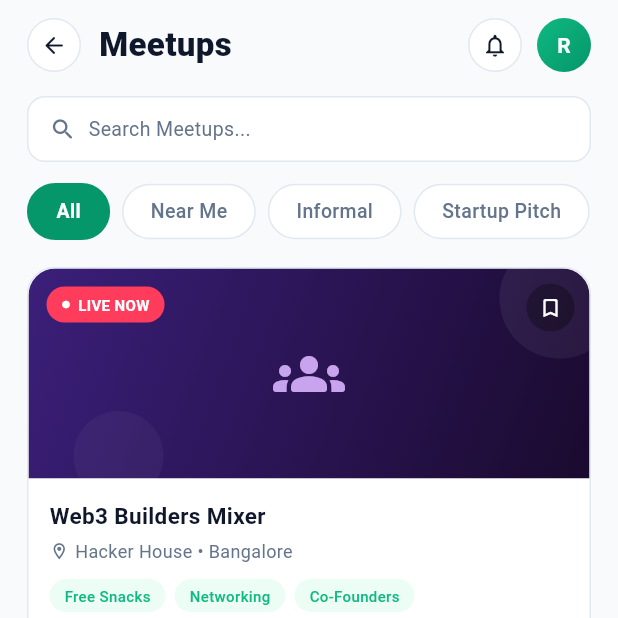
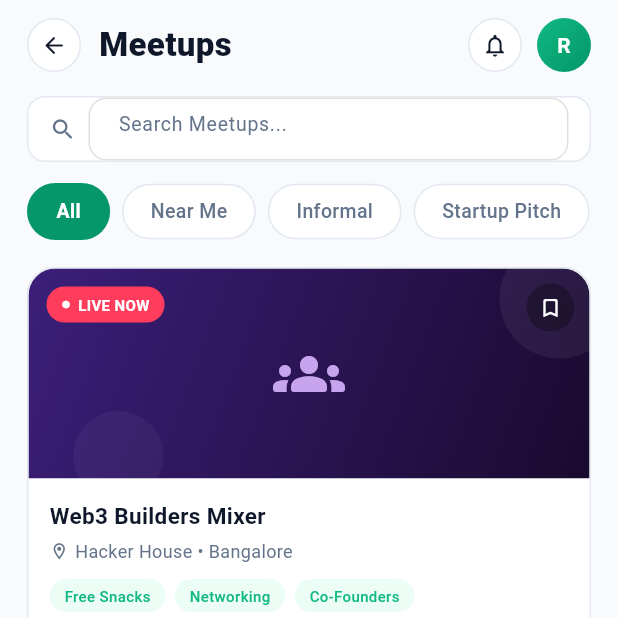
Before and after one commit to DharaneshKumar-Nexarats/Collabster, a Flutter app: the MeetupsScreen screen opened directly, on a phone screen of 412 x 824 dp, the top half of it. Run offline on Flutter 3.47's test engine with Material 3 defaults, Android fonts, the phone set to English and light mode, and no system bars; our stand-ins replace file_picker, flutter_riverpod, image_picker, permission_handler, shared_preferences; accounts and stored records are empty; network calls fail.

Commit message:
feat(events): Standardize all search bars to plain white styled textfields with local filtering

```diff
--- a/lib/features/event/view/screens/events/meetups_screen.dart
+++ b/lib/features/event/view/screens/events/meetups_screen.dart
@@ -26,8 +26,15 @@ class MeetupsScreen extends ConsumerStatefulWidget {
 }
 
 class _MeetupsScreenState extends ConsumerState<MeetupsScreen> {
+  final _searchController = TextEditingController();
   int _selectedFilterIndex = 0;
   int _bottomNavIndex = 0;
+
+  @override
+  void dispose() {
+    _searchController.dispose();
+    super.dispose();
+  }
 
   final List<String> _filters = ['All', 'Near Me', 'Informal', 'Startup Pitch'];
 
@@ -87,6 +94,12 @@ class _MeetupsScreenState extends ConsumerState<MeetupsScreen> {
 
   @override
   Widget build(BuildContext context) {
+    final query = _searchController.text.toLowerCase();
+    final filteredMeetups = _meetups.where((m) {
+      final title = (m['title'] as String).toLowerCase();
+      return title.contains(query);
+    }).toList();
+
     return Scaffold(
       backgroundColor: _bg,
       body: SafeArea(
@@ -105,7 +118,7 @@ class _MeetupsScreenState extends ConsumerState<MeetupsScreen> {
                     const SizedBox(height: 14),
                     _buildFilterChips(),
                     const SizedBox(height: 18),
-                    ..._meetups.map((m) => _buildMeetupCard(context, m)),
+                    ...filteredMeetups.map((m) => _buildMeetupCard(context, m)),
                     const SizedBox(height: 20),
                     _buildViewAllButton(),
                     const SizedBox(height: 20),
@@ -180,11 +193,23 @@ class _MeetupsScreenState extends ConsumerState<MeetupsScreen> {
         borderRadius: BorderRadius.circular(12),
         border: Border.all(color: _borderColor),
       ),
-      child: const Row(
+      child: Row(
         children: [
-          Icon(Icons.search_rounded, color: _textSecondary, size: 18),
-          SizedBox(width: 8),
-          Text('Search Meetups...', style: TextStyle(color: _textSecondary, fontSize: 13)),
+          const Icon(Icons.search_rounded, color: _textSecondary, size: 18),
+          const SizedBox(width: 8),
+          Expanded(
+            child: TextField(
+              controller: _searchController,
+              onChanged: (_) => setState(() {}),
+              style: const TextStyle(color: _textPrimary, fontSize: 13),
+              decoration: const InputDecoration(
+                hintText: 'Search Meetups...',
+                hintStyle: TextStyle(color: _textSecondary, fontSize: 13),
+                border: InputBorder.none,
+                isDense: true,
+              ),
+            ),
+          ),
         ],
       ),
     );
```
Also changed, not shown: lib/features/event/view/screens/events/conferences_screen.dart (+27 -12 lines), lib/features/event/view/screens/events/webinars_screen.dart (+22 -7 lines), lib/features/event/view/screens/events/workshops_screen.dart (+30 -5 lines).
